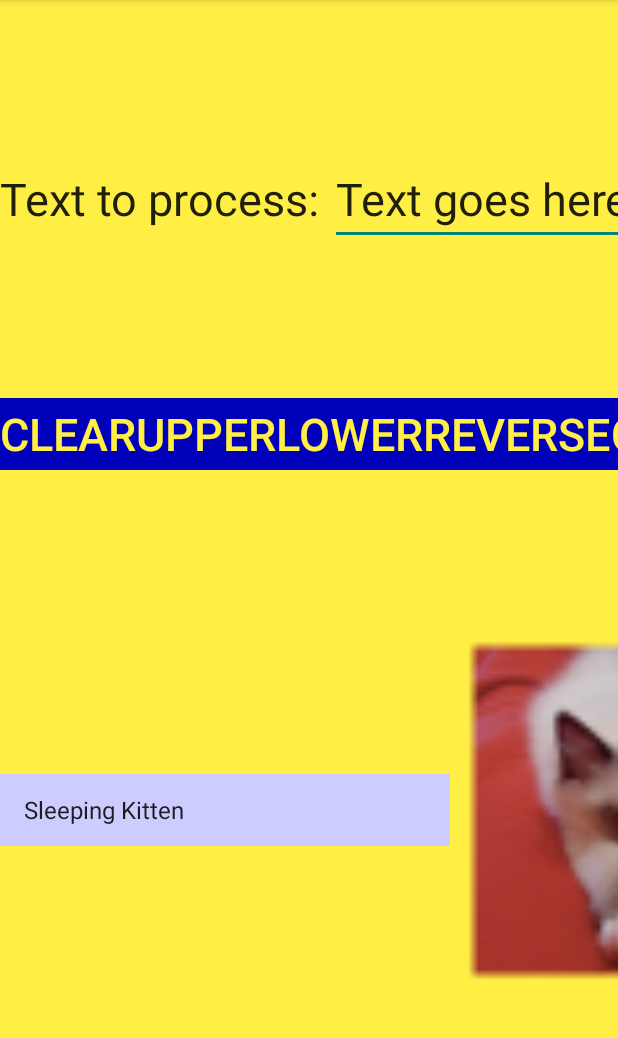
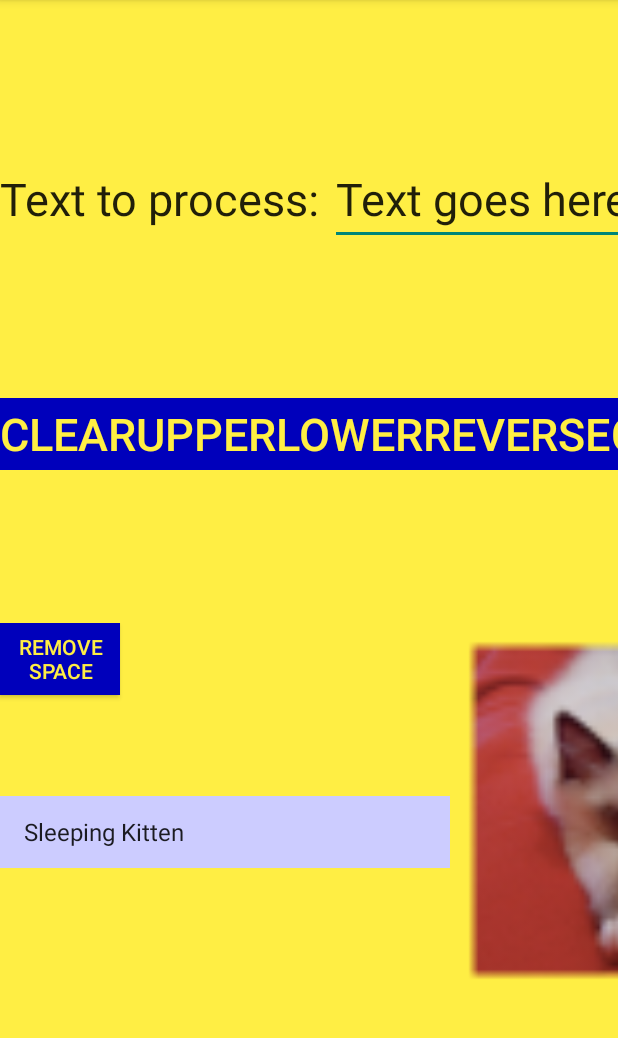
Before and after one commit to WeslynNishimura/cs371-GitLabStarter-master, an Android app: the screen it shows after launch (TextModActivity), on a phone screen of 412 x 824 dp, the part 84-1122 px from its top. Run offline under Robolectric (Android 15) with nearby library versions, the phone set to English and light mode, and no system bars.

Commit message:
Remove Space

```diff
--- a/app/src/main/java/edu/up/cs371/textmod/TextModActivity.java
+++ b/app/src/main/java/edu/up/cs371/textmod/TextModActivity.java
@@ -43,6 +43,7 @@ public class TextModActivity extends ActionBarActivity {
     private Button buttonClear;
     private Button buttonLowerCase;
     private EditText edit;
+    private Button removeSpace;
     Button upper;
 
 
@@ -146,9 +147,20 @@ public class TextModActivity extends ActionBarActivity {
 
                 // set the text to the editText
                 edit.setText(new1);
+
             }
         });
-    }
+
+        //remove space
+        removeSpace = (Button) findViewById(R.id.button5);
+        removeSpace.setOnClickListener(new View.OnClickListener() {
+            @Override
+            public void onClick(View view) {
+                String text = "" + edit.getText();
+                //edit.setText("pretend it reversed");
+                edit.setText(text.replaceAll("\\s+",""));
+            }
+        });    }
 
 
     public static String reverse(String text) {
--- a/app/src/main/res/layout/activity_text_mod.xml
+++ b/app/src/main/res/layout/activity_text_mod.xml
@@ -130,7 +130,13 @@
         <Space
             android:layout_width="0sp"
             android:layout_height="match_parent"
-            android:layout_weight="1"  />
+            android:layout_weight="1" />
+
+        <Space
+            android:layout_width="0sp"
+            android:layout_height="wrap_content"
+            android:layout_weight="1" />
+
     </LinearLayout>
 
     <Space
@@ -154,10 +160,19 @@
             android:layout_width="wrap_content"
             android:layout_height="match_parent">
 
+            <Button
+                android:id="@+id/button5"
+                android:layout_width="80dp"
+                android:layout_height="wrap_content"
+                android:background="@color/button_color"
+                android:text="Remove Space"
+                android:textColor="@color/button_text_color"
+                android:textSize="14sp" />
+
             <Space
                 android:layout_width="match_parent"
                 android:layout_height="0sp"
-                android:layout_weight="1" />
+                android:layout_weight="0.78" />
 
             <Spinner
                 android:layout_width="@dimen/spinner_width"
```
